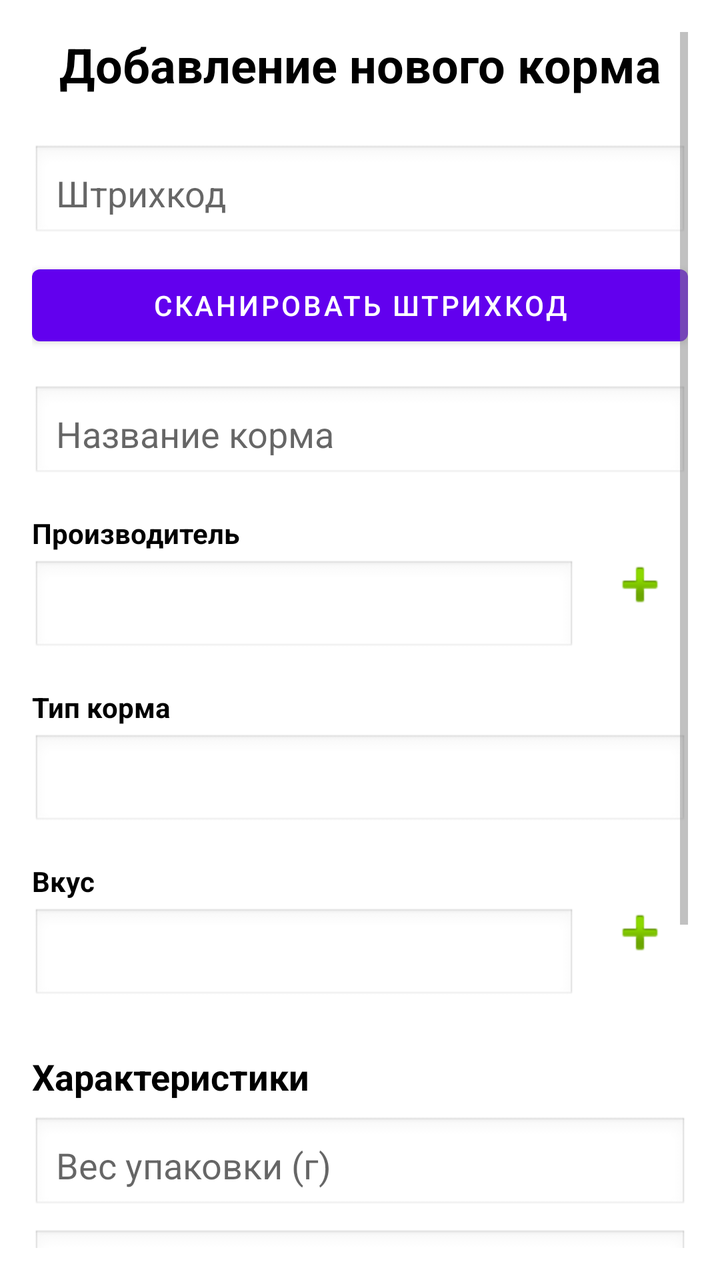
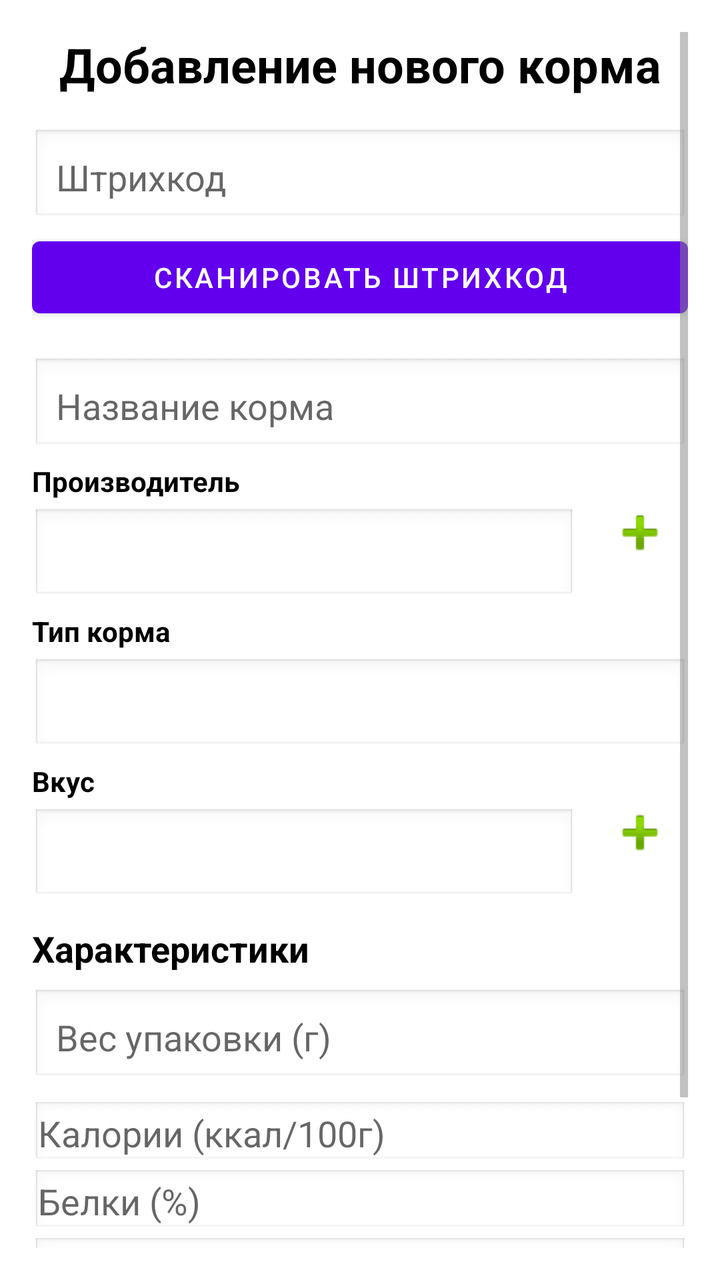

Compare the two renders of this Android layout. The source of the first and the diff that turns it into the second are given below.
<!-- AndroidManifest.xml: activity theme Theme.CatFeeder.Light -->
<!-- res/layout/activity_add_food.xml -->
<?xml version="1.0" encoding="utf-8"?>
<ScrollView xmlns:android="http://schemas.android.com/apk/res/android"
    android:layout_width="match_parent"
    android:layout_height="match_parent"
    android:padding="16dp"
    android:background="@color/white">

    <LinearLayout
        android:layout_width="match_parent"
        android:layout_height="wrap_content"
        android:orientation="vertical">

        <TextView
            android:layout_width="match_parent"
            android:layout_height="wrap_content"
            android:text="Добавление нового корма"
            android:textSize="24sp"
            android:textStyle="bold"
            android:gravity="center"
            android:layout_marginBottom="24dp" />

        <EditText
            android:id="@+id/etBarcode"
            android:layout_width="match_parent"
            android:layout_height="wrap_content"
            android:hint="Штрихкод"
            android:inputType="number"
            android:padding="12dp"
            android:background="@android:drawable/edit_text"
            android:layout_marginBottom="8dp" />

        <Button
            android:id="@+id/btnScan"
            android:layout_width="match_parent"
            android:layout_height="wrap_content"
            android:text="Сканировать штрихкод"
            android:layout_marginBottom="16dp" />

        <EditText
            android:id="@+id/etName"
            android:layout_width="match_parent"
            android:layout_height="wrap_content"
            android:hint="Название корма"
            android:padding="12dp"
            android:background="@android:drawable/edit_text"
            android:layout_marginBottom="16dp" />

        
        <LinearLayout
            android:layout_width="match_parent"
            android:layout_height="wrap_content"
            android:orientation="horizontal"
            android:gravity="center_vertical"
            android:layout_marginBottom="16dp">

            <LinearLayout
                android:layout_width="0dp"
                android:layout_height="wrap_content"
                android:layout_weight="1"
                android:orientation="vertical">

                <TextView
                    android:layout_width="match_parent"
                    android:layout_height="wrap_content"
                    android:text="Производитель"
                    android:textStyle="bold"

                    android:layout_marginBottom="4dp" />

                <Spinner
                    android:id="@+id/spinnerManufacturer"
                    android:layout_width="match_parent"
                    android:layout_height="48dp"
                    android:background="@android:drawable/edit_text" />
            </LinearLayout>

            <ImageButton
                android:id="@+id/btnAddManufacturer"
                android:layout_width="48dp"
                android:layout_height="48dp"
                android:layout_marginStart="8dp"
                android:src="@android:drawable/ic_input_add"
                android:background="?attr/selectableItemBackgroundBorderless"
                android:contentDescription="Добавить производителя" />
        </LinearLayout>

        
        <LinearLayout
            android:layout_width="match_parent"
            android:layout_height="wrap_content"
            android:orientation="vertical"
            android:layout_marginBottom="16dp">

            <TextView
                android:layout_width="match_parent"
                android:layout_height="wrap_content"
                android:text="Тип корма"
                android:textStyle="bold"

                android:layout_marginBottom="4dp" />

            <Spinner
                android:id="@+id/spinnerFoodType"
                android:layout_width="match_parent"
                android:layout_height="48dp"
                android:background="@android:drawable/edit_text" />
        </LinearLayout>

        
        <LinearLayout
            android:layout_width="match_parent"
            android:layout_height="wrap_content"
            android:orientation="horizontal"
            android:gravity="center_vertical"
            android:layout_marginBottom="16dp">

            <LinearLayout
                android:layout_width="0dp"
                android:layout_height="wrap_content"
                android:layout_weight="1"
                android:orientation="vertical">

                <TextView
                    android:layout_width="match_parent"
                    android:layout_height="wrap_content"
                    android:text="Вкус"
                    android:textStyle="bold"

                    android:layout_marginBottom="4dp" />

                <Spinner
                    android:id="@+id/spinnerFlavor"
                    android:layout_width="match_parent"
                    android:layout_height="48dp"
                    android:background="@android:drawable/edit_text" />
            </LinearLayout>

            <ImageButton
                android:id="@+id/btnAddFlavor"
                android:layout_width="48dp"
                android:layout_height="48dp"
                android:layout_marginStart="8dp"
                android:src="@android:drawable/ic_input_add"
                android:background="?attr/selectableItemBackgroundBorderless"
                android:contentDescription="Добавить вкус" />
        </LinearLayout>

        <TextView
            android:layout_width="match_parent"
            android:layout_height="wrap_content"
            android:text="Характеристики"
            android:textSize="18sp"
            android:textStyle="bold"
            android:layout_marginTop="8dp"
            android:layout_marginBottom="8dp" />

        <EditText
            android:id="@+id/etWeight"
            android:layout_width="match_parent"
            android:layout_height="wrap_content"
            android:hint="Вес упаковки (г)"
            android:inputType="numberDecimal"
            android:padding="12dp"
            android:background="@android:drawable/edit_text"
            android:layout_marginBottom="8dp" />

        <EditText
            android:id="@+id/etCalories"
            android:layout_width="match_parent"
            android:layout_height="wrap_content"
            android:hint="Калории (ккал/100г)"
            android:inputType="numberDecimal"
            android:padding="12dp"
            android:background="@android:drawable/edit_text"
            android:layout_marginBottom="8dp" />

        <EditText
            android:id="@+id/etProtein"
            android:layout_width="match_parent"
            android:layout_height="wrap_content"
            android:hint="Белки (%)"
            android:inputType="numberDecimal"
            android:padding="12dp"
            android:background="@android:drawable/edit_text"
            android:layout_marginBottom="8dp" />

        <EditText
            android:id="@+id/etFat"
            android:layout_width="match_parent"
            android:layout_height="wrap_content"
            android:hint="Жиры (%)"
            android:inputType="numberDecimal"
            android:padding="12dp"
            android:background="@android:drawable/edit_text"
            android:layout_marginBottom="24dp" />

        <Button
            android:id="@+id/btnSave"
            android:layout_width="match_parent"
            android:layout_height="56dp"
            android:text="Сохранить корм"
            android:textSize="16sp"
            android:layout_marginBottom="16dp" />

        <ProgressBar
            android:id="@+id/progressBar"
            android:layout_width="48dp"
            android:layout_height="48dp"
            android:layout_gravity="center"
            android:visibility="gone" />

    </LinearLayout>
</ScrollView>
<!-- resources referenced by this layout -->
<resources>
  <color name="white">#FFFFFFFF</color>
  <style name="Theme.CatFeeder.Light" parent="Theme.MaterialComponents.Light.NoActionBar">
          <item name="android:windowBackground">@color/white</item>
          <item name="android:textColor">#FF000000</item>
          <item name="android:textColorPrimary">#FF000000</item>
          <item name="android:textColorSecondary">#FF888888</item>
          <item name="colorPrimary">@color/purple_500</item>
          <item name="colorPrimaryVariant">@color/purple_700</item>
          <item name="colorOnPrimary">@color/white</item>
      </style>
  <color name="purple_500">#FF6200EE</color>
  <color name="purple_700">#FF3700B3</color>
</resources>

<!-- the commit's change to res/layout/activity_add_food.xml (unified diff, before → after) -->
@@ -1,13 +1,16 @@
 <?xml version="1.0" encoding="utf-8"?>
 <ScrollView xmlns:android="http://schemas.android.com/apk/res/android"
+    xmlns:app="http://schemas.android.com/apk/res-auto"
     android:layout_width="match_parent"
     android:layout_height="match_parent"
     android:padding="16dp"
-    android:background="@color/white">
+    android:background="@color/white"
+    android:fillViewport="true"
+    android:scrollbars="vertical">
 
     <LinearLayout
         android:layout_width="match_parent"
-        android:layout_height="wrap_content"
+        android:layout_height="match_parent"
         android:orientation="vertical">
 
         <TextView
@@ -17,7 +20,7 @@
             android:textSize="24sp"
             android:textStyle="bold"
             android:gravity="center"
-            android:layout_marginBottom="24dp" />
+            android:layout_marginBottom="16dp" />
 
         <EditText
             android:id="@+id/etBarcode"
@@ -27,7 +30,7 @@
             android:inputType="number"
             android:padding="12dp"
             android:background="@android:drawable/edit_text"
-            android:layout_marginBottom="8dp" />
+            android:layout_marginBottom="2dp" />
 
         <Button
             android:id="@+id/btnScan"
@@ -43,7 +46,7 @@
             android:hint="Название корма"
             android:padding="12dp"
             android:background="@android:drawable/edit_text"
-            android:layout_marginBottom="16dp" />
+            android:layout_marginBottom="4dp" />
 
         
         <LinearLayout
@@ -51,7 +54,7 @@
             android:layout_height="wrap_content"
             android:orientation="horizontal"
             android:gravity="center_vertical"
-            android:layout_marginBottom="16dp">
+            android:layout_marginBottom="4dp">
 
             <LinearLayout
                 android:layout_width="0dp"
@@ -89,7 +92,7 @@
             android:layout_width="match_parent"
             android:layout_height="wrap_content"
             android:orientation="vertical"
-            android:layout_marginBottom="16dp">
+            android:layout_marginBottom="4dp">
 
             <TextView
                 android:layout_width="match_parent"
@@ -112,7 +115,7 @@
             android:layout_height="wrap_content"
             android:orientation="horizontal"
             android:gravity="center_vertical"
-            android:layout_marginBottom="16dp">
+            android:layout_marginBottom="8dp">
 
             <LinearLayout
                 android:layout_width="0dp"
@@ -151,7 +154,7 @@
             android:text="Характеристики"
             android:textSize="18sp"
             android:textStyle="bold"
-            android:layout_marginTop="8dp"
+            android:layout_marginTop="2dp"
             android:layout_marginBottom="8dp" />
 
         <EditText
@@ -167,32 +170,32 @@
         <EditText
             android:id="@+id/etCalories"
             android:layout_width="match_parent"
-            android:layout_height="wrap_content"
+            android:layout_height="32dp"
             android:hint="Калории (ккал/100г)"
             android:inputType="numberDecimal"
-            android:padding="12dp"
-            android:background="@android:drawable/edit_text"
-            android:layout_marginBottom="8dp" />
+            android:padding="3dp"
+            android:background="@android:drawable/edit_text"
+            android:layout_marginBottom="2dp" />
 
         <EditText
             android:id="@+id/etProtein"
             android:layout_width="match_parent"
-            android:layout_height="wrap_content"
+            android:layout_height="32dp"
             android:hint="Белки (%)"
             android:inputType="numberDecimal"
-            android:padding="12dp"
-            android:background="@android:drawable/edit_text"
-            android:layout_marginBottom="8dp" />
+            android:padding="3dp"
+            android:background="@android:drawable/edit_text"
+            android:layout_marginBottom="2dp" />
 
         <EditText
             android:id="@+id/etFat"
             android:layout_width="match_parent"
-            android:layout_height="wrap_content"
+            android:layout_height="32dp"
+            android:layout_marginBottom="8dp"
+            android:background="@android:drawable/edit_text"
             android:hint="Жиры (%)"
             android:inputType="numberDecimal"
-            android:padding="12dp"
-            android:background="@android:drawable/edit_text"
-            android:layout_marginBottom="24dp" />
+            android:padding="3dp" />
 
         <Button
             android:id="@+id/btnSave"
@@ -200,6 +203,7 @@
             android:layout_height="56dp"
             android:text="Сохранить корм"
             android:textSize="16sp"
+            android:layout_gravity="bottom|end"
             android:layout_marginBottom="16dp" />
 
         <ProgressBar
